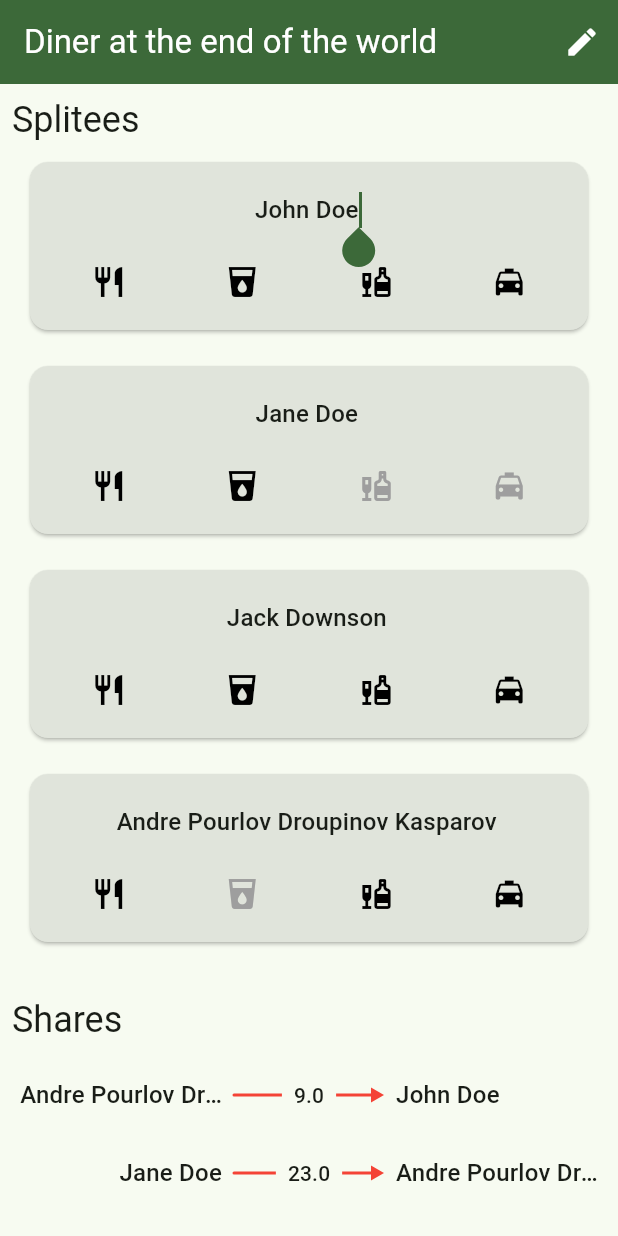
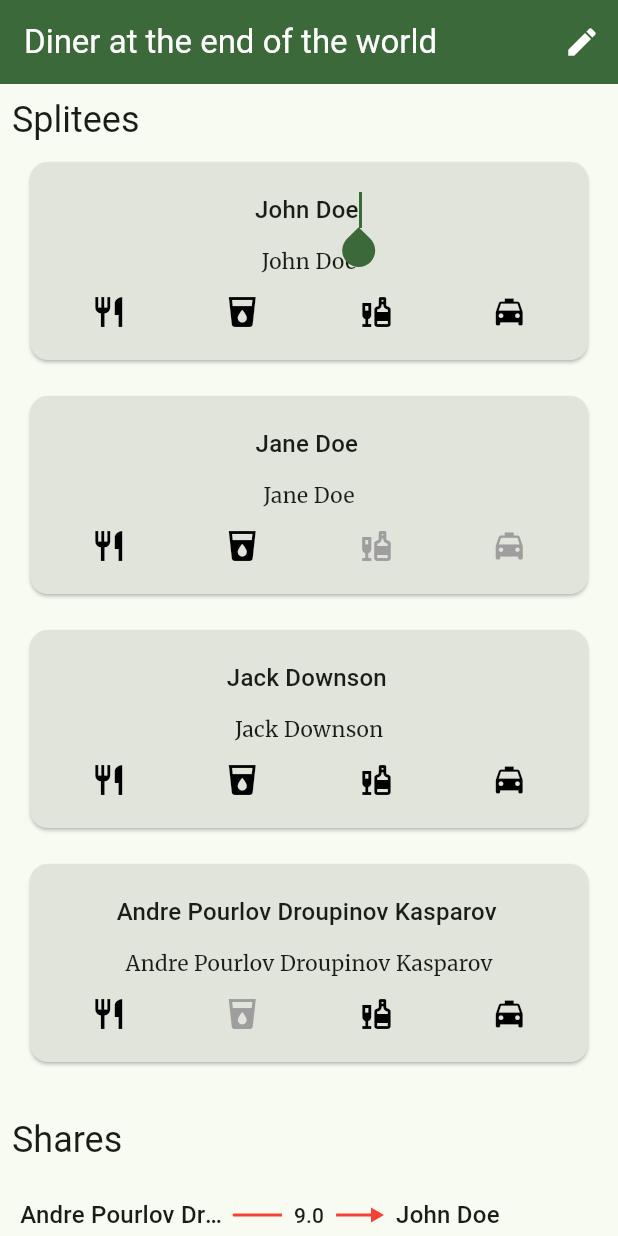
Before and after one commit to morphet81/splity-z, a Flutter app: the screen it shows after launch, on a phone screen of 412 x 824 dp. Run offline on Flutter 3.47's test engine with Material 3 defaults, Android fonts, the phone set to English and light mode, and no system bars; our stand-ins replace equatable, flutter_bloc, go_router, google_fonts; generated files the repository leaves out were written again.

Commit message:
Fix state management for split's details

```diff
--- a/lib/shared/bloc/split_state.dart
+++ b/lib/shared/bloc/split_state.dart
@@ -15,20 +15,20 @@ final class SplitState extends Equatable {
         .firstOrNull;
   }
 
-  SplitState copyWith({List<Split>? splits, bool? myTest}) {
+  SplitState copyWith({List<Split>? splits}) {
     return SplitState(
       splits: splits ?? this.splits,
     );
   }
 
   @override
-  List<Object?> get props => [splits];
+  List<Object?> get props => [splits, splits.length];
 
   static SplitState get initialState {
-    const splitee1 = SpliteeImpl(name: 'John Doe', expensesTypes: [...ExpenseType.values]);
-    const splitee2 = SpliteeImpl(name: 'Jane Doe', expensesTypes: [ExpenseType.Food, ExpenseType.Soft]);
-    const splitee3 = SpliteeImpl(name: 'Jack Downson', expensesTypes: [...ExpenseType.values]);
-    const splitee4 = SpliteeImpl(name: 'Andre Pourlov Droupinov Kasparov', expensesTypes: [ExpenseType.Alcohol, ExpenseType.Food, ExpenseType.Taxi]);
+    final splitee1 = SpliteeImpl(name: 'John Doe', expensesTypes: [...ExpenseType.values]);
+    final splitee2 = SpliteeImpl(name: 'Jane Doe', expensesTypes: [ExpenseType.Food, ExpenseType.Soft]);
+    final splitee3 = SpliteeImpl(name: 'Jack Downson', expensesTypes: [...ExpenseType.values]);
+    final splitee4 = SpliteeImpl(name: 'Andre Pourlov Droupinov Kasparov', expensesTypes: [ExpenseType.Alcohol, ExpenseType.Food, ExpenseType.Taxi]);
 
     return SplitState(splits: <Split>[
       SplitImpl(
--- a/lib/shared/models/splitee.dart
+++ b/lib/shared/models/splitee.dart
@@ -1,9 +1,13 @@
 import 'package:equatable/equatable.dart';
+import 'package:flutter/foundation.dart';
 import 'package:splity_z/shared/models/models.dart';
 
 abstract class Splitee extends Equatable {
-  const Splitee({required this.name, required this.expensesTypes});
+  Splitee({required this.id, required this.name, required this.expensesTypes});
 
+  Splitee.withoutId({required String name, required List<ExpenseType> expensesTypes}) : this(id: UniqueKey(), name: name, expensesTypes: expensesTypes);
+
+  final UniqueKey id;
   final String name;
   final List<ExpenseType> expensesTypes;
 
@@ -11,10 +15,9 @@ abstract class Splitee extends Equatable {
 }
 
 final class SpliteeImpl extends Splitee {
-  const SpliteeImpl({required this.name, required this.expensesTypes}) : super(name: name, expensesTypes: expensesTypes);
+  SpliteeImpl({required name, required expensesTypes}) : super.withoutId(name: name, expensesTypes: expensesTypes);
 
-  final String name;
-  final List<ExpenseType> expensesTypes;
+  SpliteeImpl.withId({required UniqueKey id, required String name, required List<ExpenseType> expensesTypes}) : super(id: id, name: name, expensesTypes: expensesTypes);
 
   @override
   SpliteeImpl copyWith({String? name, List<ExpenseType>? expensesTypes}) {
@@ -22,5 +25,5 @@ final class SpliteeImpl extends Splitee {
   }
 
   @override
-  List<Object?> get props => [name, expensesTypes];
+  List<Object?> get props => [id, name, expensesTypes];
 }
--- a/lib/split_details/widgets/splitee_list_item.dart
+++ b/lib/split_details/widgets/splitee_list_item.dart
@@ -4,7 +4,6 @@ import 'package:splity_z/shared/models/models.dart';
 import 'package:splity_z/shared/widgets/deletable_list_item_card.dart';
 import 'package:provider/provider.dart';
 import 'package:splity_z/split_details/widgets/splitee_list_item_edit.dart';
-import 'package:splity_z/split_details/widgets/splitee_list_item_locked.dart';
 
 class SpliteeListItem extends StatefulWidget {
   const SpliteeListItem({required this.split, required this.splitee, required this.isParentInEditMode, required this.isInEditMode, required this.onEnterEditMode, super.key});
@@ -57,6 +56,7 @@ class _SpliteeListItemState extends State<SpliteeListItem> {
         });
       },
       onDelete: () {
+        debugPrint('Delete splitee ${widget.splitee.name}');
         context.read<SplitBloc>().add(DeleteSplitee(splitId: widget.split.id, splitee: widget.splitee));
       },
     );
--- a/lib/split_details/widgets/splitee_list_item_edit.dart
+++ b/lib/split_details/widgets/splitee_list_item_edit.dart
@@ -1,4 +1,5 @@
 import 'package:flutter/material.dart';
+import 'package:flutter_bloc/flutter_bloc.dart';
 import 'package:splity_z/shared/bloc/split_bloc.dart';
 import 'package:splity_z/shared/models/models.dart';
 import 'package:splity_z/shared/widgets/expanded_selectable_icon.dart';
@@ -37,6 +38,7 @@ class _SpliteeListItemEditState extends State<SpliteeListItemEdit> {
             children: [
               Expanded(
                 child: TextFormField(
+                  key: Key(widget.splitee.id.toString()),
                   autocorrect: false,
                   autofocus: true,
                   textAlign: TextAlign.center,
@@ -56,6 +58,7 @@ class _SpliteeListItemEditState extends State<SpliteeListItemEdit> {
               // )
             ],
           ),
+          Text(widget.splitee.name),
           Row(
             children: [
               ExpandedSelectableIcon(
```
Also changed, not shown: lib/shared/bloc/split_bloc.dart (+6 -6 lines).
